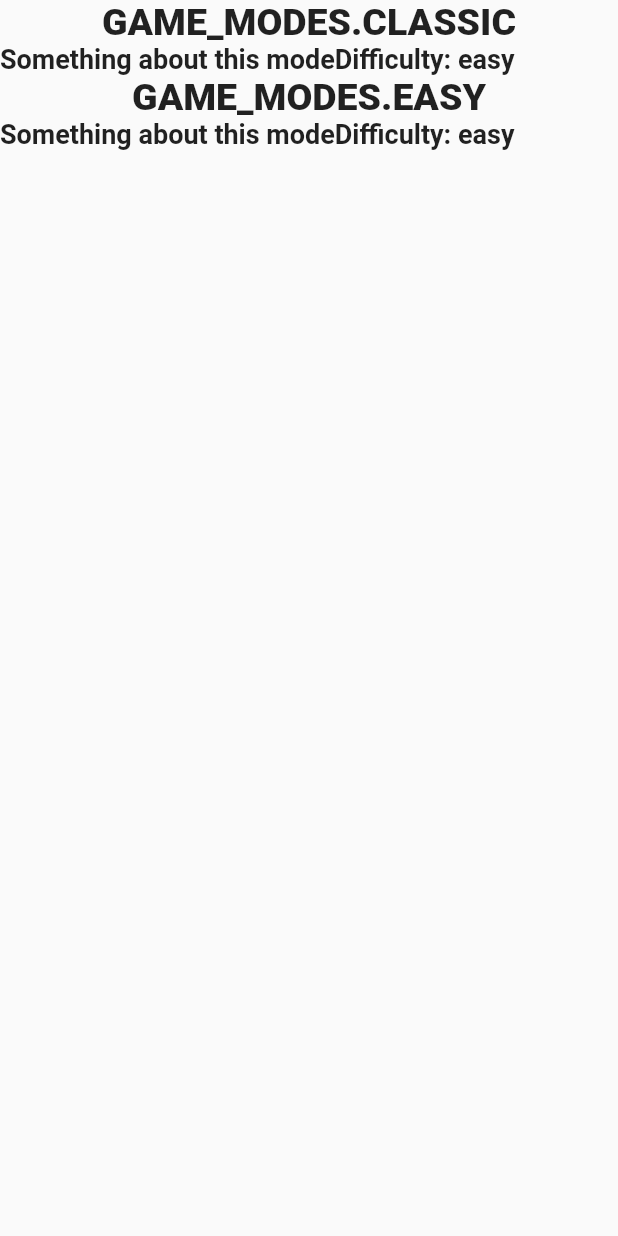
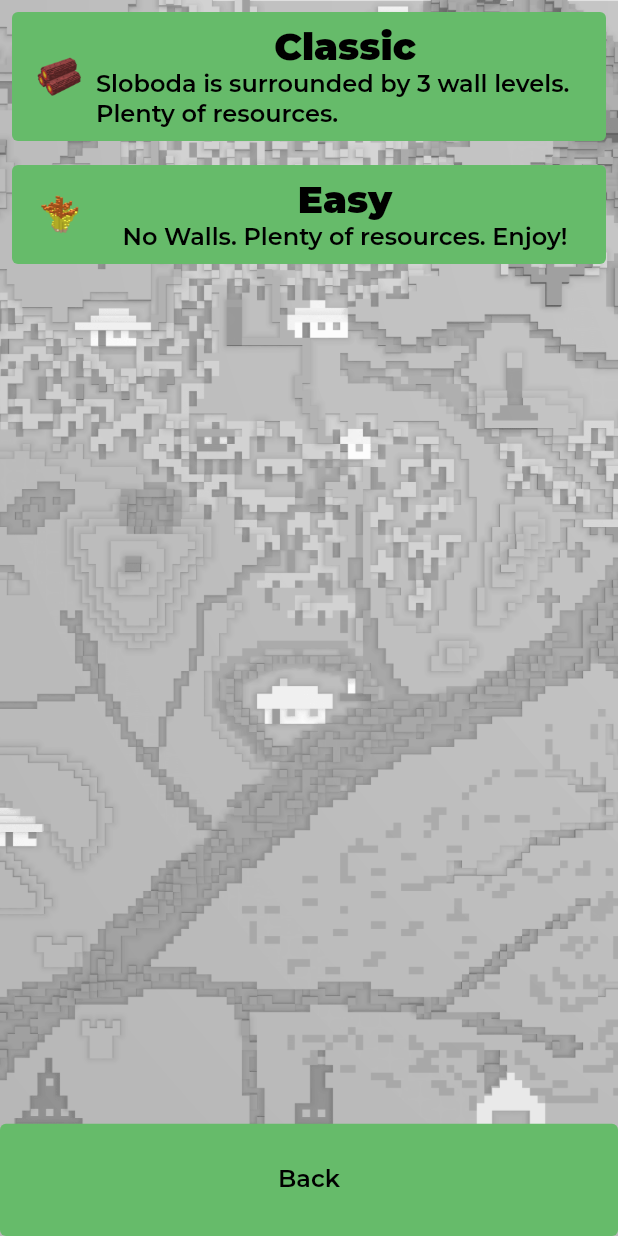
Before and after one commit to gladimdim/locadesertahex, a Flutter app: the ModeSelectionView screen opened directly, on a phone screen of 412 x 824 dp. Run offline on Flutter 3.47's test engine with Material 2 defaults, Android fonts, the phone set to English and light mode, and no system bars; our stand-ins replace google_fonts, rxdart, shared_preferences, simple_animations, supercharged, tuple; missing offline and left inert: dart:js, soundpool; accounts and stored records are empty; statements that could not run were skipped.

Commit message:
Added Game Mode Selector View with styles.

```diff
--- /dev/null
+++ b/lib/components/image_fitter_view.dart
@@ -0,0 +1,22 @@
+import 'package:flutter/material.dart';
+
+class ImageFitterView extends StatelessWidget {
+  final String path;
+
+  ImageFitterView(this.path);
+
+  @override
+  Widget build(BuildContext context) {
+    return OrientationBuilder(builder: (context, orientation) {
+      return Image.asset(
+        path,
+        // fit: BoxFit.contain,
+        width: MediaQuery.of(context).size.width,
+        height: MediaQuery.of(context).size.height,
+        fit: orientation == Orientation.portrait
+            ? BoxFit.fitHeight
+            : BoxFit.fitWidth,
+      );
+    });
+  }
+}
--- a/lib/localization/hex_localizations.dart
+++ b/lib/localization/hex_localizations.dart
@@ -45,6 +45,11 @@ class HexLocalizations {
       "tooltipSounds": "Sound",
       "tooltipNewGame": "New Game",
       "tooltipShuffle": "Shuffle",
+      "gameMode.titleEasy": "Easy",
+      "gameMode.descriptionEasy": "No Walls. Plenty of resources. Enjoy!",
+      "gameMode.titleClassic": "Classic",
+      "gameMode.descriptionClassic":
+          "Sloboda is surrounded by 3 wall levels. Plenty of resources.",
       "textHowToPlay": """
       The main goal of the game is to get as many points as possible.
       Points are earned by capturing Hexes. Each regular Hex gives you 1 point.
@@ -101,6 +106,12 @@ class HexLocalizations {
       "tooltipSounds": "Звук",
       "tooltipNewGame": "Нова Гра",
       "tooltipShuffle": "Перемішати",
+      "gameMode.titleEasy": "Легко",
+      "gameMode.descriptionEasy":
+          "Немає стін, досталь ресурсів. Насолоджуйтесь!",
+      "gameMode.titleClassic": "Класика",
+      "gameMode.descriptionClassic":
+          "Слободу оточують стіни, вам треба через них пробиватися. Ресурсів вдосталь.",
       "textHowToPlay": """
         Головна мета гри - отримати як умога більше очок. Кожний захоплений ґекс дає одне очко.
 
@@ -152,6 +163,12 @@ class HexLocalizations {
       "tooltipSounds": "Звук",
       "tooltipNewGame": "Новая Игра",
       "tooltipShuffle": "Перемешать",
+      "gameMode.titleEasy": "Легко",
+      "gameMode.descriptionEasy":
+          "Нету стен. Множество ресурсов. Наслаждайтесь!",
+      "gameMode.titleClassic": "Классика",
+      "gameMode.descriptionClassic":
+          "Слободу окружают три стены. Надо через них пробиваться. Ресурсов много.",
       "textHowToPlay": """
         Основная цель игры - получить как можна больше очков. Каждый захваченый гекс дает одно очко.
 
--- a/lib/models/game_modes.dart
+++ b/lib/models/game_modes.dart
@@ -4,6 +4,9 @@ enum GAME_MODES { CLASSIC, EASY }
 
 abstract class GameMode {
   final GAME_MODES mode;
+  String iconPath;
+  String localizedKeyTitle;
+  String localizedKeyDescription;
   String toGameModeString() {
     return gameModeToString(mode);
   }
@@ -62,6 +65,9 @@ abstract class GameMode {
 
 class GameModeEasy extends GameMode {
   final GAME_MODES mode = GAME_MODES.EASY;
+  final String iconPath = "images/resources/grains.png";
+  String localizedKeyTitle = "gameMode.titleEasy";
+  String localizedKeyDescription = "gameMode.descriptionEasy";
 
   GameModeEasy() : super(GAME_MODES.EASY);
 
@@ -99,6 +105,9 @@ class GameModeEasy extends GameMode {
 
 class GameModeClassic extends GameMode {
   final GAME_MODES mode = GAME_MODES.CLASSIC;
+  final String iconPath = "images/resources/wood.png";
+  String localizedKeyTitle = "gameMode.titleClassic";
+  String localizedKeyDescription = "gameMode.descriptionClassic";
 
   GameModeClassic() : super(GAME_MODES.CLASSIC);
 
--- a/lib/views/GameModeItemView.dart
+++ b/lib/views/GameModeItemView.dart
@@ -1,20 +1,28 @@
 import 'package:flutter/material.dart';
 import 'package:locadesertahex/components/title_text.dart';
+import 'package:locadesertahex/localization/hex_localizations.dart';
 import 'package:locadesertahex/models/game_modes.dart';
 
 class GameModeItemView extends StatelessWidget {
-  final GAME_MODES mode;
+  final GameMode mode;
   GameModeItemView({this.mode});
   @override
   Widget build(BuildContext context) {
-    return Column(
+    return Row(
       children: [
-        TitleText(mode.toString()),
-        Row(
-          children: [
-            Text("Something about this mode"),
-            Text("Difficulty: easy"),
-          ],
+        Padding(
+          padding: const EdgeInsets.all(8.0),
+          child: Image.asset(mode.iconPath, width: 32,),
+        ),
+        Expanded(
+          child: Column(
+            mainAxisAlignment: MainAxisAlignment.center,
+            crossAxisAlignment: CrossAxisAlignment.center,
+            children: [
+              TitleText(HexLocalizations.of(context)[mode.localizedKeyTitle]),
+                  Text(HexLocalizations.of(context)[mode.localizedKeyDescription]),
+            ],
+          ),
         ),
       ],
     );
--- a/lib/views/game_view.dart
+++ b/lib/views/game_view.dart
@@ -88,7 +88,6 @@ class _GameViewState extends State<GameView> {
                                 var mode = await Navigator.push(context, MaterialPageRoute(builder: (context) {
                                   return ModeSelectionView();
                                 }));
-                                print(mode);
                                 setState(() {
                                   map = MapStorage.generate(mode);
                                 });
--- a/lib/views/mode_selection_view.dart
+++ b/lib/views/mode_selection_view.dart
@@ -1,4 +1,6 @@
 import 'package:flutter/material.dart';
+import 'package:locadesertahex/components/image_fitter_view.dart';
+import 'package:locadesertahex/localization/hex_localizations.dart';
 import 'package:locadesertahex/models/game_modes.dart';
 import 'package:locadesertahex/views/GameModeItemView.dart';
 
@@ -11,15 +13,51 @@ class _ModeSelectionViewState extends State<ModeSelectionView> {
   @override
   Widget build(BuildContext context) {
     return Scaffold(
-      body: Column(
-        children: GAME_MODES.values.map((gameMode) {
-          return InkWell(
-            child: GameModeItemView(mode: gameMode,),
-            onTap: () {
-              Navigator.pop(context, gameMode);
-            },
-          );
-        }).toList(),
+      body: Stack(
+        children: [
+          ImageFitterView(
+            "images/background/map_bw.png",
+          ),
+          Column(
+            children: [
+              Expanded(
+                flex: 10,
+                child: Wrap(
+                  children: GAME_MODES.values.map(
+                    (gameMode) {
+                      return Padding(
+                        padding: const EdgeInsets.all(8.0),
+                        child: TextButton(
+                          child: GameModeItemView(
+                            mode: GameMode.createMode(gameMode),
+                          ),
+                          onPressed: () {
+                            Navigator.pop(context, gameMode);
+                          },
+                        ),
+                      );
+                    },
+                  ).toList(),
+                ),
+              ),
+              Expanded(
+                flex: 1,
+                child: SizedBox(
+                  width: MediaQuery.of(context).size.width,
+                  child: TextButton(
+                    onPressed: () {
+                      Navigator.pop(context);
+                    },
+                    child: Padding(
+                      padding: const EdgeInsets.all(8.0),
+                      child: Text(HexLocalizations.of(context).labelBack),
+                    ),
+                  ),
+                ),
+              ),
+            ],
+          ),
+        ],
       ),
     );
   }
```
